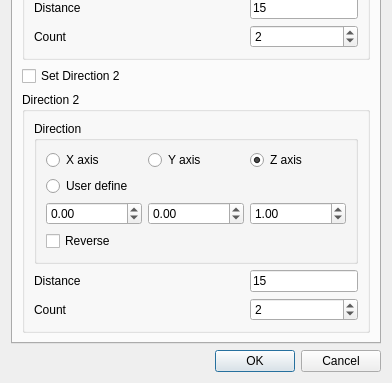
Old version of the form Code/GeometryWidgets/dialogMakeMatrix.ui in the repository DISOGitHub/FastCAE; both pictures show x 0 to 392 and y 334 to 717 of the 392 by 717 pixel window.
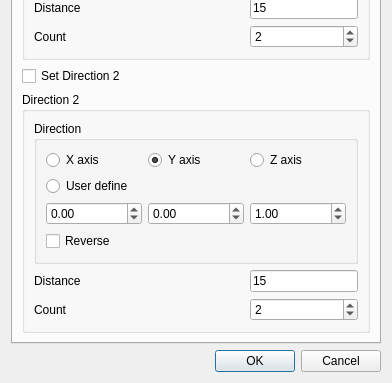
New version of the form. Icons and pictures are not drawn.

What changed in the file:
```diff
--- a/Code/GeometryWidgets/dialogMakeMatrix.ui
+++ b/Code/GeometryWidgets/dialogMakeMatrix.ui
@@ -172,6 +172,9 @@
                  <property name="text">
                   <string>Y axis</string>
                  </property>
+                 <property name="checked">
+                  <bool>true</bool>
+                 </property>
                 </widget>
                </item>
                <item>
@@ -180,7 +183,7 @@
                   <string>Z axis</string>
                  </property>
                  <property name="checked">
-                  <bool>true</bool>
+                  <bool>false</bool>
                  </property>
                 </widget>
                </item>
```
